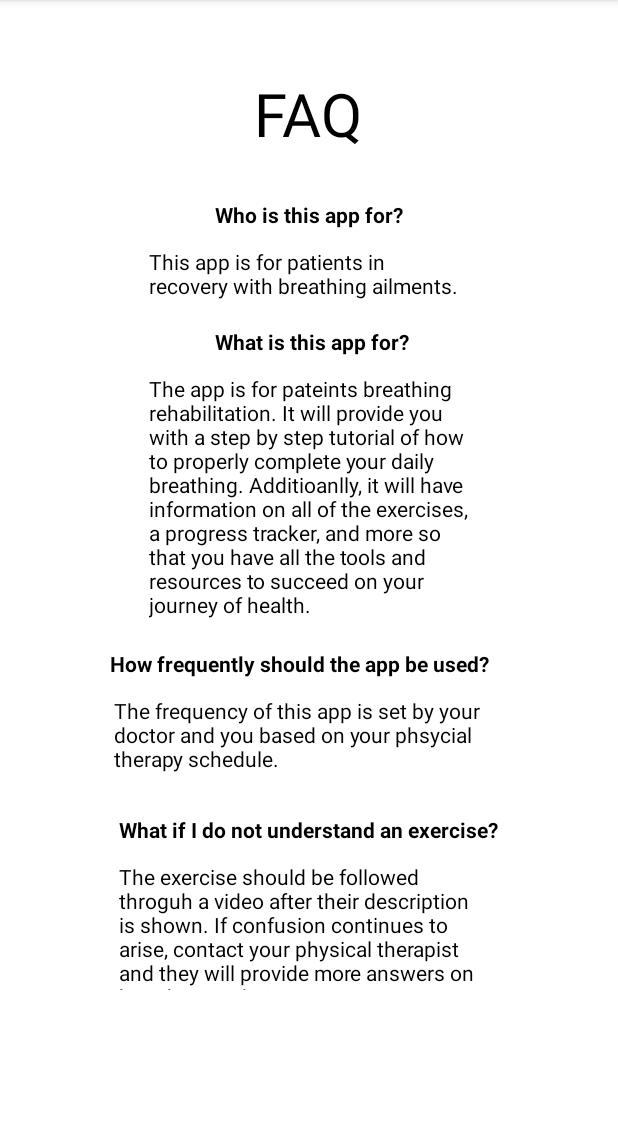
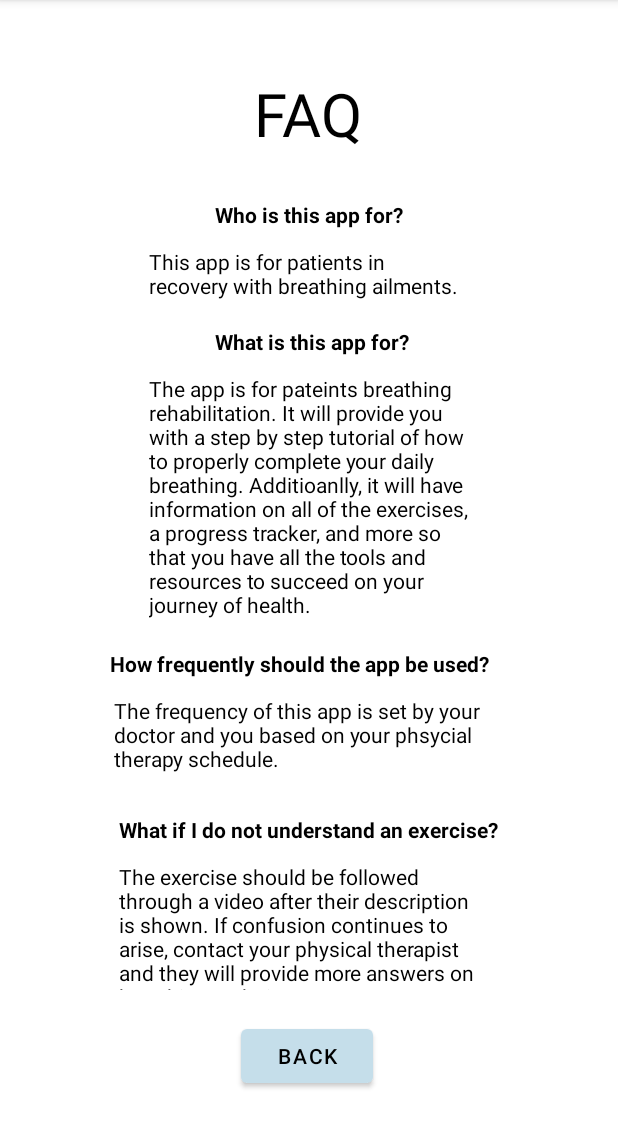
Before and after one commit to yuanc0000/BTHomePage-Android, an Android app: the FaqActivity screen opened directly, with no data from a screen before it, on a phone screen of 412 x 824 dp, the part 84-1232 px from its top. Run offline under Robolectric (Android 15) with nearby library versions, the phone set to English and light mode, and no system bars.

Commit message:
added back buttons

```diff
--- a/app/src/main/res/layout/activity_faq.xml
+++ b/app/src/main/res/layout/activity_faq.xml
@@ -114,12 +114,26 @@
         android:layout_width="238dp"
         android:layout_height="85dp"
         android:layout_marginTop="12dp"
-        android:text="The exercise should be followed throguh a video after their description is shown. If confusion continues to arise, contact your physical therapist and they will provide more answers on breathing technique"
+        android:text="The exercise should be followed through a video after their description is shown. If confusion continues to arise, contact your physical therapist and they will provide more answers on breathing technique"
         android:textColor="#000000"
         app:layout_constraintEnd_toEndOf="parent"
         app:layout_constraintHorizontal_bias="0.456"
         app:layout_constraintStart_toStartOf="parent"
         app:layout_constraintTop_toBottomOf="@+id/UnderstandExerciseStatic" />
+
+    <Button
+        android:id="@+id/button15"
+        android:layout_width="wrap_content"
+        android:layout_height="wrap_content"
+        android:layout_centerHorizontal="true"
+        android:layout_marginTop="20dp"
+        android:onClick="sendBack1"
+        android:text="Back"
+        app:layout_constraintEnd_toEndOf="parent"
+        app:layout_constraintHorizontal_bias="0.496"
+        app:layout_constraintStart_toStartOf="parent"
+        app:layout_constraintTop_toBottomOf="@+id/textView12" />/>
+
 </androidx.constraintlayout.widget.ConstraintLayout>
 
 <!--<LinearLayout-->
```
Also changed, not shown: app/src/main/java/com/example/bthomepage/AsthmaDescript.java (+8 -0 lines), app/src/main/java/com/example/bthomepage/CBDescript.java (+7 -0 lines), app/src/main/java/com/example/bthomepage/CFDescript.java (+7 -0 lines), app/src/main/java/com/example/bthomepage/COPDDescript.java (+7 -0 lines), app/src/main/java/com/example/bthomepage/FaqActivity.java (+8 -0 lines), app/src/main/res/layout/activity_asthma_descript.xml (+13 -0 lines), app/src/main/res/layout/activity_cbdescript.xml (+12 -0 lines), app/src/main/res/layout/activity_cfdescript.xml (+12 -0 lines), app/src/main/res/layout/activity_copddescript.xml (+12 -0 lines).
